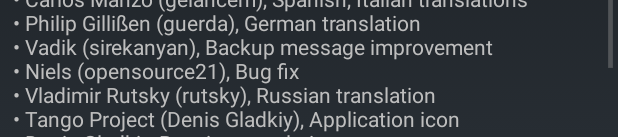
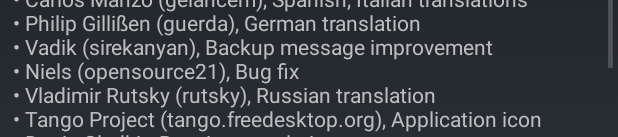
Before and after one commit to netmackan/ATimeTracker, an Android app: the layout about.xml on its own in the app's theme, with its tools: preview values and no code run, on a phone screen of 412 x 824 dp. Shown: the part 1099-1236 px from the top of the screen. Run offline under Robolectric (Android 15) with nearby library versions, the phone set to English and light mode, and no system bars.

Commit message:
Correct domain for tango project. (#132).

```diff
--- a/android-timetracker/app/src/main/res/values/strings.xml
+++ b/android-timetracker/app/src/main/res/values/strings.xml
@@ -114,7 +114,7 @@
     • Vadik (sirekanyan), Backup message improvement\n
     • Niels (opensource21), Bug fix\n
     • Vladimir Rutsky (rutsky), Russian translation\n
-    • Tango Project (Denis Gladkiy), Application icon\n
+    • Tango Project (tango.freedesktop.org), Application icon\n
     • Denis Gladkiy, Russian translation\n
     • Wilfried Kopp, French translation\n
     • Sean E. Russell, TimeTracker+, the base for ATimeTracker
```
